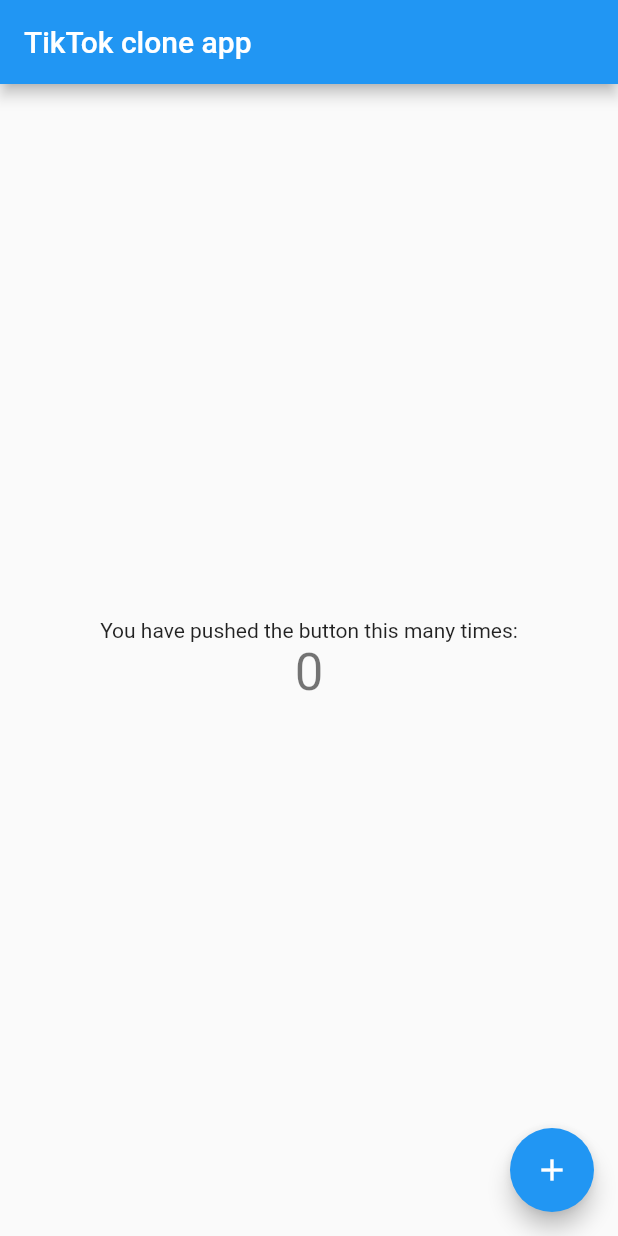
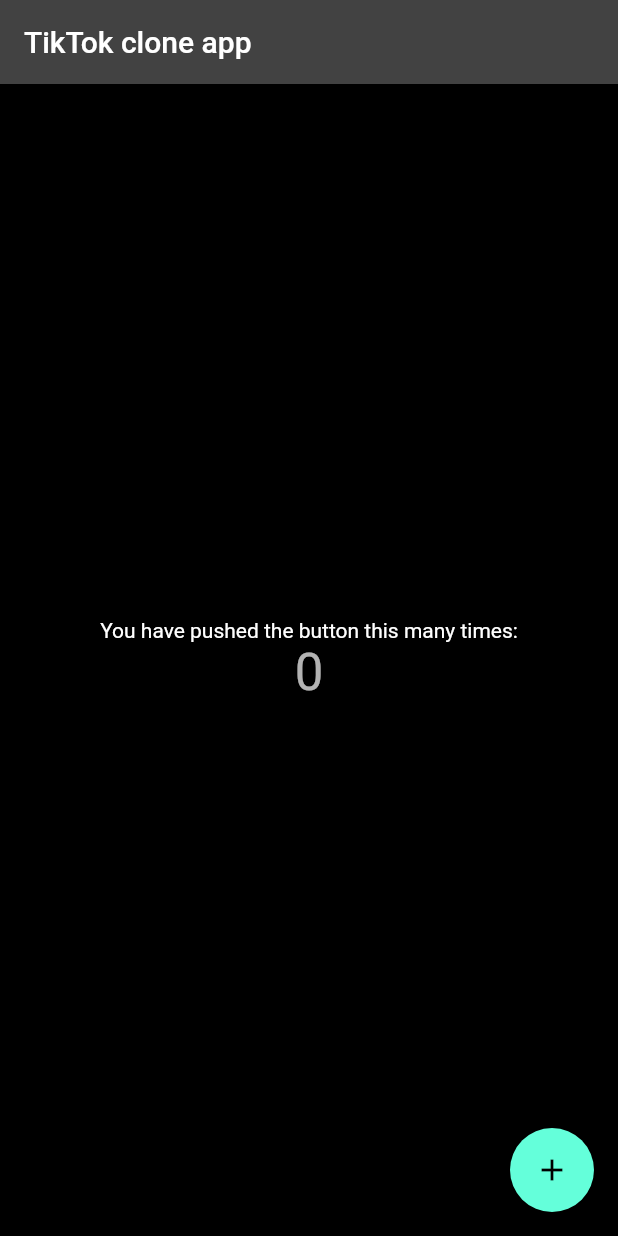
Before and after one commit to ebrahimmansur/flutter-tiktok-clone, a Flutter app: the screen it shows after launch, on a phone screen of 412 x 824 dp. Run offline on Flutter 3.47's test engine with Material 2 defaults, Android fonts, the phone set to English and light mode, and no system bars; our stand-ins replace equatable.

Commit message:
✅ Add:  - screen widget  - theme widget  - text scale widget  - colors  - typogratpy  - theme

```diff
--- a/tiktok_app/lib/main.dart
+++ b/tiktok_app/lib/main.dart
@@ -1,5 +1,6 @@
 import 'package:flutter/material.dart';
 import 'package:tiktok_app/src/app/app_host.dart';
+import 'package:tiktok_app/src/common/widgets/app_screen_widget.dart';
 import 'package:tiktok_app/src/config/flutter_binding_config.dart';
 
 import 'src/app/tik_tok_app.dart';
@@ -45,6 +46,7 @@ class _MyHomePageState extends State<MyHomePage> {
 
   @override
   Widget build(BuildContext context) {
+    final bunlde = AppScreenWidget.of(context);
     // This method is rerun every time setState is called, for instance as done
     // by the _incrementCounter method above.
     //
--- a/tiktok_app/lib/src/app/tik_tok_app.dart
+++ b/tiktok_app/lib/src/app/tik_tok_app.dart
@@ -1,5 +1,5 @@
 import 'package:flutter/material.dart';
-import 'package:tiktok_app/src/common/tik_tok_material_app.dart';
+import 'package:tiktok_app/src/common/widgets/tik_tok_material_app.dart';
 
 class TikTokApp extends StatelessWidget {
   const TikTokApp({Key? key}) : super(key: key);
--- /dev/null
+++ b/tiktok_app/lib/src/common/themes/colors.dart
@@ -0,0 +1,42 @@
+// ignore_for_file: public_member_api_docs, sort_constructors_first
+import 'package:equatable/equatable.dart';
+import 'package:flutter/material.dart';
+
+class AppColorData extends Equatable {
+  final Color primerColor;
+  final Color accentColor;
+  final Color titleColor;
+  final Color labelColor;
+  final Color contentColor;
+  final Color actionColor;
+  final Color screenBackgroundColor;
+  const AppColorData._({
+    required this.primerColor,
+    required this.accentColor,
+    required this.titleColor,
+    required this.labelColor,
+    required this.contentColor,
+    required this.actionColor,
+    required this.screenBackgroundColor,
+  });
+
+  factory AppColorData.dark() => AppColorData._(
+      primerColor: const Color(0xFF089bab),
+      accentColor: const Color(0xFF777D74),
+      titleColor: const Color(0xFFFFFFFF),
+      labelColor: Colors.black54,
+      contentColor: Colors.black54,
+      actionColor: Colors.red.shade400,
+      screenBackgroundColor: Colors.black);
+
+  @override
+  List<Object?> get props => [
+        accentColor,
+        actionColor,
+        contentColor,
+        labelColor,
+        primerColor,
+        screenBackgroundColor,
+        titleColor,
+      ];
+}
--- /dev/null
+++ b/tiktok_app/lib/src/common/themes/theme.dart
@@ -0,0 +1,24 @@
+// ignore_for_file: public_member_api_docs, sort_constructors_first
+import 'package:equatable/equatable.dart';
+
+import 'package:tiktok_app/src/common/themes/colors.dart';
+import 'package:tiktok_app/src/common/themes/typographys.dart';
+
+class AppThemeDate extends Equatable {
+  final AppColorData appColorData;
+  final AppTypographyDate appTypographyDate;
+  const AppThemeDate._({
+    required this.appColorData,
+    required this.appTypographyDate,
+  });
+
+  factory AppThemeDate.dark() => AppThemeDate._(
+      appColorData: AppColorData.dark(),
+      appTypographyDate: AppTypographyDate.mobile());
+
+  @override
+  List<Object?> get props => [
+        appTypographyDate,
+        appColorData,
+      ];
+}
--- /dev/null
+++ b/tiktok_app/lib/src/common/themes/typographys.dart
@@ -0,0 +1,34 @@
+// ignore_for_file: public_member_api_docs, sort_constructors_first
+import 'package:equatable/equatable.dart';
+import 'package:flutter/material.dart';
+
+class AppTypographyDate extends Equatable {
+  final TextStyle title;
+  final TextStyle paragraph;
+  final TextStyle label;
+
+  const AppTypographyDate._({
+    required this.title,
+    required this.paragraph,
+    required this.label,
+  });
+
+  factory AppTypographyDate.mobile() => const AppTypographyDate._(
+      title: TextStyle(
+        fontSize: 24,
+        fontWeight: FontWeight.w800,
+      ),
+      paragraph: TextStyle(
+        fontSize: 20,
+      ),
+      label: TextStyle(
+        fontSize: 16,
+      ));
+
+  @override
+  List<Object?> get props => [
+        title,
+        label,
+        paragraph,
+      ];
+}
--- a/tiktok_app/lib/src/common/tik_tok_material_app.dart
+++ /dev/null
@@ -1,14 +0,0 @@
-import 'package:flutter/material.dart';
-import 'package:tiktok_app/main.dart';
-
-class TikTokMaterialApp extends StatelessWidget {
-  const TikTokMaterialApp({Key? key}) : super(key: key);
-
-  @override
-  Widget build(BuildContext context) => MaterialApp(
-        debugShowCheckedModeBanner: false,
-        title: 'TikTok App',
-        onGenerateTitle: (context) => "TikTok App",
-        home: const MyHomePage(title: "TikTok clone app"),
-      );
-}
--- /dev/null
+++ b/tiktok_app/lib/src/common/widgets/app_screen_widget.dart
@@ -0,0 +1,25 @@
+import 'package:flutter/material.dart';
+import 'package:tiktok_app/src/common/widgets/common_responsive_widget.dart';
+
+class AppScreenWidget extends InheritedWidget {
+  final ScreenBundle bundle;
+  const AppScreenWidget({
+    Key? key,
+    required this.bundle,
+    required Widget child,
+  }) : super(key: key, child: child);
+
+  @override
+  bool updateShouldNotify(covariant AppScreenWidget oldWidget) =>
+      bundle != oldWidget.bundle;
+
+  static ScreenBundle of(BuildContext context) {
+    final widget =
+        context.dependOnInheritedWidgetOfExactType<AppScreenWidget>();
+    return widget!.bundle;
+  }
+}
+
+extension AppThemeExtenstion on BuildContext {
+  get appBundle => AppScreenWidget.of(this);
+}
--- /dev/null
+++ b/tiktok_app/lib/src/common/widgets/app_theme_widget.dart
@@ -0,0 +1,24 @@
+import 'package:flutter/material.dart';
+import 'package:tiktok_app/src/common/themes/theme.dart';
+
+class AppThemeWidget extends InheritedWidget {
+  final AppThemeDate data;
+  const AppThemeWidget({
+    Key? key,
+    required this.data,
+    required Widget child,
+  }) : super(key: key, child: child);
+
+  @override
+  bool updateShouldNotify(covariant AppThemeWidget oldWidget) =>
+      data != oldWidget.data;
+
+  static AppThemeDate of(BuildContext context) {
+    final widget = context.dependOnInheritedWidgetOfExactType<AppThemeWidget>();
+    return widget!.data;
+  }
+}
+
+extension AppThemeExtenstion on BuildContext {
+  AppThemeDate get appTheme => AppThemeWidget.of(this);
+}
--- /dev/null
+++ b/tiktok_app/lib/src/common/widgets/common_responsive_widget.dart
@@ -0,0 +1,161 @@
+import 'package:flutter/material.dart';
+
+enum ScreenType { mobile, tablet }
+
+// const double _kMobileBreakPoint = 340;
+const double _kTabletBreakPoint = 640;
+
+class ScreenBundle {
+  final bool isPortrait;
+  final ScreenType screenType;
+  final Size screenSize;
+  final Size widgetSize;
+  ScreenBundle({
+    required this.isPortrait,
+    required this.screenType,
+    required this.screenSize,
+    required this.widgetSize,
+  });
+
+  bool get isMobile => screenType == ScreenType.mobile;
+
+  bool get isTablet => screenType == ScreenType.tablet;
+
+  @override
+  String toString() {
+    return 'Screen Infromation:\nPortrait -> $isPortrait\nScreen Type -> $screenType\nScreen Size -> $screenSize\nwidget Size -> $widgetSize';
+  }
+}
+
+class ResponsiveWidget extends StatelessWidget {
+  final Widget Function(BuildContext context, ScreenBundle bundle) builder;
+  const ResponsiveWidget({
+    Key? key,
+    required this.builder,
+  }) : super(key: key);
+
+  @override
+  Widget build(BuildContext context) {
+    return LayoutBuilder(
+      builder: (context, constraints) {
+        final mediaQueryData = MediaQuery.of(context);
+        final orientation = mediaQueryData.orientation;
+        final screenType = _handleGettingScreenType(mediaQueryData);
+
+        final bundle = ScreenBundle(
+            isPortrait: orientation == Orientation.portrait,
+            screenType: screenType,
+            screenSize: mediaQueryData.size,
+            widgetSize: Size(constraints.maxWidth, constraints.maxHeight));
+
+        return builder(context, bundle);
+      },
+    );
+  }
+
+  ScreenType _handleGettingScreenType(MediaQueryData mediaQueryData) {
+    final deviceWidth = mediaQueryData.size.shortestSide;
+
+    if (deviceWidth >= _kTabletBreakPoint) return ScreenType.tablet;
+
+    return ScreenType.mobile;
+  }
+}
+
+class OrientationTypeLayout extends StatelessWidget {
+  final Widget portraitLayout;
+  final Widget landscapeLayout;
+  const OrientationTypeLayout({
+    Key? key,
+    required this.portraitLayout,
+    required this.landscapeLayout,
+  }) : super(key: key);
+
+  @override
+  Widget build(BuildContext context) {
+    final isPortait =
+        MediaQuery.of(context).orientation == Orientation.portrait;
+
+    return isPortait ? portraitLayout : landscapeLayout;
+  }
+}
+
+class ScreenTypeLayout extends StatelessWidget {
+  final Widget mobileLayout;
+  final Widget tabletLayout;
+  const ScreenTypeLayout({
+    Key? key,
+    required this.mobileLayout,
+    required this.tabletLayout,
+  }) : super(key: key);
+
+  @override
+  Widget build(BuildContext context) {
+    return ResponsiveWidget(
+      builder: (context, bundle) {
+        debugPrint(bundle.toString());
+        switch (bundle.screenType) {
+          case ScreenType.mobile:
+            return mobileLayout;
+
+          case ScreenType.tablet:
+            return tabletLayout;
+        }
+      },
+    );
+  }
+}
+
+class SectionTypeLayout extends StatelessWidget {
+  final Widget smallMobileSection;
+  final Widget mobileSection;
+  final Widget tabletSection;
+  const SectionTypeLayout({
+    Key? key,
+    required this.smallMobileSection,
+    required this.mobileSection,
+    required this.tabletSection,
+  }) : super(key: key);
+
+  @override
+  Widget build(BuildContext context) {
+    return ResponsiveWidget(
+      builder: (context, bundle) {
+        switch (bundle.screenType) {
+          case ScreenType.mobile:
+            return mobileSection;
+
+          case ScreenType.tablet:
+            return tabletSection;
+        }
+      },
+    );
+  }
+}
+
+class WidgetTypeLayout extends StatelessWidget {
+  final Widget smallMobileWidget;
+  final Widget mobileWidget;
+  final Widget tabletWidget;
+  const WidgetTypeLayout({
+    Key? key,
+    required this.smallMobileWidget,
+    required this.mobileWidget,
+    required this.tabletWidget,
+  }) : super(key: key);
+
+  @override
+  Widget build(BuildContext context) {
+    return ResponsiveWidget(
+      builder: (context, bundle) {
+        switch (bundle.screenType) {
+          case ScreenType.mobile:
+            return mobileWidget;
+
+          case ScreenType.tablet:
+            return tabletWidget;
+        }
+      },
+    );
+  }
+}
--- /dev/null
+++ b/tiktok_app/lib/src/common/widgets/common_text_scale_factor.dart
@@ -0,0 +1,23 @@
+import 'package:flutter/material.dart';
+
+class CommonTextScaleFactorWidget extends StatelessWidget {
+  final double textScale;
+  final Widget child;
+
+  /// Creates a widget that bindes the [textScaleFactor] with 1.0.
+  const CommonTextScaleFactorWidget({
+    Key? key,
+    this.textScale = 1.0,
+    required this.child,
+  }) : super(key: key);
+
+  @override
+  Widget build(BuildContext context) {
+    final mqData = MediaQuery.of(context);
+    final mqDataNew = mqData.copyWith(textScaleFactor: textScale);
+    return MediaQuery(
+      data: mqDataNew,
+      child: child,
+    );
+  }
+}
--- /dev/null
+++ b/tiktok_app/lib/src/common/widgets/tik_tok_material_app.dart
@@ -0,0 +1,32 @@
+import 'package:flutter/material.dart';
+import 'package:tiktok_app/main.dart';
+import 'package:tiktok_app/src/common/themes/theme.dart';
+import 'package:tiktok_app/src/common/widgets/app_screen_widget.dart';
+import 'package:tiktok_app/src/common/widgets/app_theme_widget.dart';
+import 'package:tiktok_app/src/common/widgets/common_responsive_widget.dart';
+import 'package:tiktok_app/src/common/widgets/common_text_scale_factor.dart';
+
+class TikTokMaterialApp extends StatelessWidget {
+  const TikTokMaterialApp({Key? key}) : super(key: key);
+
+  @override
+  Widget build(BuildContext context) {
+    final apptheme = AppThemeDate.dark();
+    return MaterialApp(
+      debugShowCheckedModeBanner: false,
+      title: 'TikTok App',
+      onGenerateTitle: (context) => "TikTok App",
+      home: AppThemeWidget(
+          data: apptheme,
+          child: CommonTextScaleFactorWidget(
+              child: ResponsiveWidget(
+            builder: (context, bundle) => AppScreenWidget(
+                bundle: bundle,
+                child: const MyHomePage(title: "TikTok clone app")),
+          ))),
+      theme: ThemeData.dark().copyWith(
+        scaffoldBackgroundColor: apptheme.appColorData.screenBackgroundColor,
+      ),
+    );
+  }
+}
--- a/tiktok_app/pubspec.yaml
+++ b/tiktok_app/pubspec.yaml
@@ -27,6 +27,9 @@ environment:
 # the latest version available on pub.dev. To see which dependencies have newer
 # versions available, run `flutter pub outdated`.
 dependencies:
+  equatable: ^2.0.5
+  dartz: ^0.10.1
+  flutter_bloc: ^8.1.1
   flutter:
     sdk: flutter
 
```
Also changed, not shown: tiktok_app/pubspec.lock.
